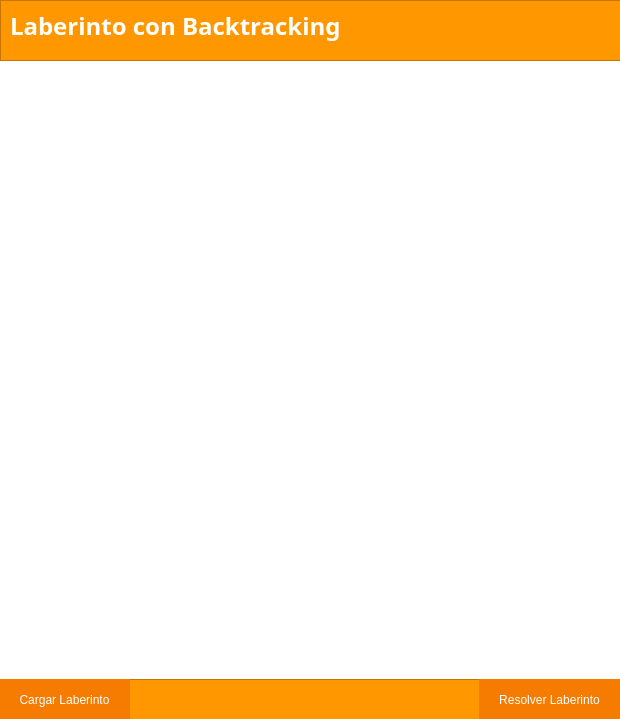
This is laberintowindow.ui in carlosvelaquez/Proyecto-EdD1 as Qt 5 draws it before an edit. The edited form follows.
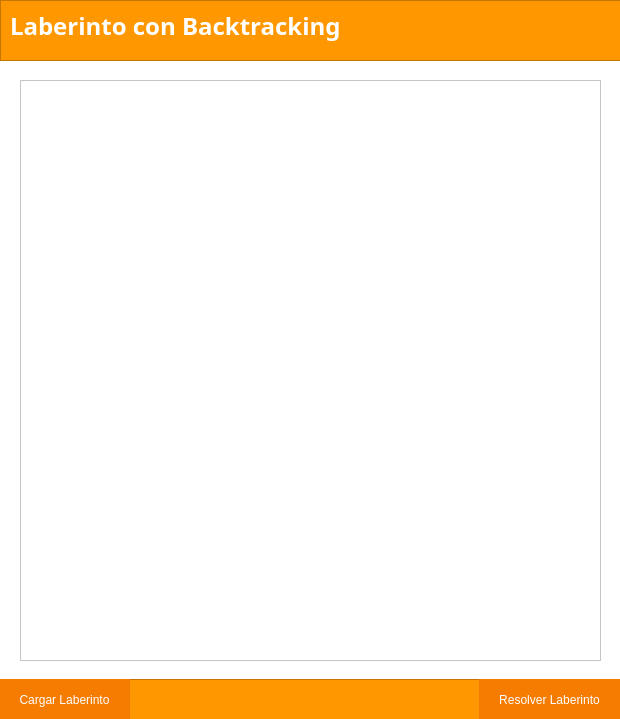
This is the edited form.

```diff
--- a/laberintowindow.ui
+++ b/laberintowindow.ui
@@ -137,6 +137,22 @@
     </property>
    </widget>
   </widget>
+  <widget class="QFrame" name="Frame_Laberinto">
+   <property name="geometry">
+    <rect>
+     <x>20</x>
+     <y>80</y>
+     <width>581</width>
+     <height>581</height>
+    </rect>
+   </property>
+   <property name="frameShape">
+    <enum>QFrame::StyledPanel</enum>
+   </property>
+   <property name="frameShadow">
+    <enum>QFrame::Raised</enum>
+   </property>
+  </widget>
  </widget>
  <resources/>
  <connections/>
```
